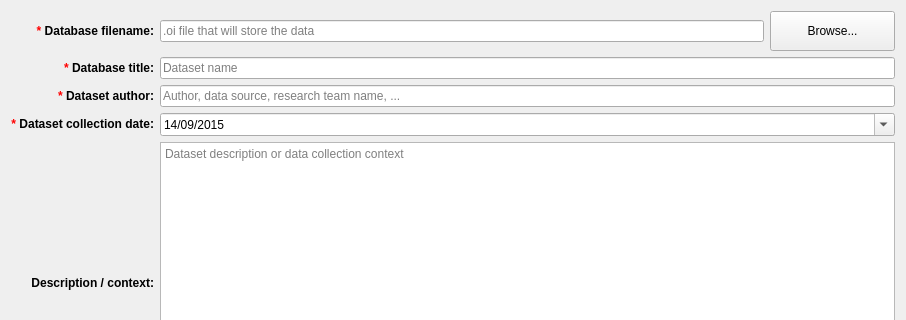
Qt form python/resources/ui/ImportDialog.ui (introlab/OpenIMU) before a commit; both pictures show x 0 to 906 and y 0 to 320 of the 906 by 481 pixel window.
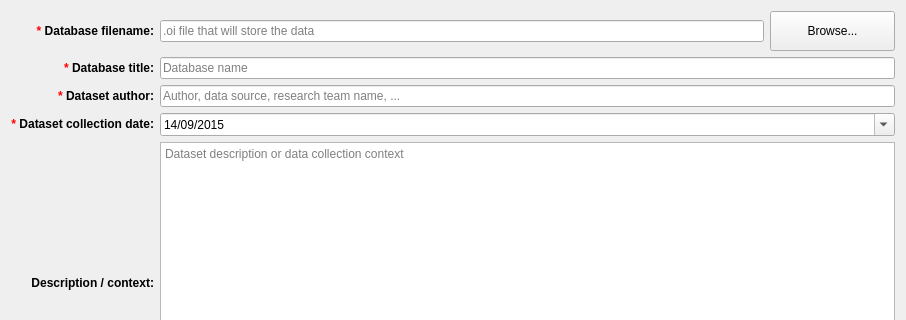
The same form after that commit. Icons and pictures are not drawn.

The edit to the form file:
```diff
--- a/python/resources/ui/ImportDialog.ui
+++ b/python/resources/ui/ImportDialog.ui
@@ -154,7 +154,7 @@
         </size>
        </property>
        <property name="placeholderText">
-        <string>Dataset name</string>
+        <string>Database name</string>
        </property>
       </widget>
      </item>
```
